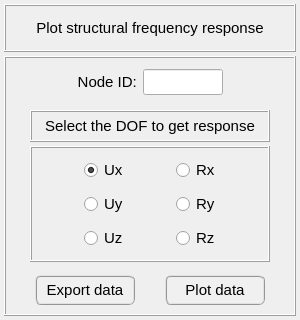
Above: pulse/interface/ui_files/plots/results/structural/get_nodal_results_for_harmonic_analysis.ui from open-pulse/OpenPulse before the change. Below: the same form after it.
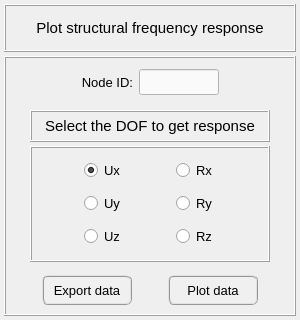
That is the form after the change.

What changed in the file:
```diff
--- a/pulse/interface/ui_files/plots/results/structural/get_nodal_results_for_harmonic_analysis.ui
+++ b/pulse/interface/ui_files/plots/results/structural/get_nodal_results_for_harmonic_analysis.ui
@@ -180,7 +180,10 @@
          <property name="bottomMargin">
           <number>2</number>
          </property>
-         <property name="spacing">
+         <property name="horizontalSpacing">
+          <number>6</number>
+         </property>
+         <property name="verticalSpacing">
           <number>2</number>
          </property>
          <item row="0" column="2">
@@ -207,7 +210,8 @@
             </font>
            </property>
            <property name="styleSheet">
-            <string notr="true">color: rgb(0, 0, 255);</string>
+            <string notr="true">QLineEdit{color: rgb(0, 0, 0); background-color: rgb(250, 250, 250)}
+QLineEdit:disabled{color: rgb(100, 100, 100); background-color: rgb(240, 240, 240)}</string>
            </property>
            <property name="text">
             <string/>
@@ -234,14 +238,14 @@
            <property name="font">
             <font>
              <family>MS Shell Dlg 2</family>
-             <pointsize>11</pointsize>
+             <pointsize>10</pointsize>
              <weight>50</weight>
              <italic>false</italic>
              <bold>false</bold>
             </font>
            </property>
            <property name="text">
-            <string>Node ID: </string>
+            <string>Node ID:</string>
            </property>
            <property name="alignment">
             <set>Qt::AlignRight|Qt::AlignTrailing|Qt::AlignVCenter</set>
@@ -249,25 +253,30 @@
           </widget>
          </item>
          <item row="0" column="0">
-          <widget class="QFrame" name="frame_13">
-           <property name="frameShape">
-            <enum>QFrame::NoFrame</enum>
+          <spacer name="horizontalSpacer">
+           <property name="orientation">
+            <enum>Qt::Horizontal</enum>
            </property>
-           <property name="frameShadow">
-            <enum>QFrame::Raised</enum>
+           <property name="sizeHint" stdset="0">
+            <size>
+             <width>40</width>
+             <height>20</height>
+            </size>
            </property>
-          </widget>
+          </spacer>
          </item>
          <item row="0" column="3">
-          <widget class="QFrame" name="frame_18">
-           <property name="frameShape">
-            <enum>QFrame::NoFrame</enum>
+          <spacer name="horizontalSpacer_2">
+           <property name="orientation">
+            <enum>Qt::Horizontal</enum>
            </property>
-           <property name="frameShadow">
-            <enum>QFrame::Raised</enum>
+           <property name="sizeHint" stdset="0">
+            <size>
+             <width>40</width>
+             <height>20</height>
+            </size>
            </property>
-           <layout class="QGridLayout" name="gridLayout_5"/>
-          </widget>
+          </spacer>
          </item>
         </layout>
        </widget>
@@ -311,33 +320,60 @@
          <property name="verticalSpacing">
           <number>0</number>
          </property>
+         <item row="0" column="0">
+          <spacer name="horizontalSpacer_4">
+           <property name="orientation">
+            <enum>Qt::Horizontal</enum>
+           </property>
+           <property name="sizeHint" stdset="0">
+            <size>
+             <width>40</width>
+             <height>20</height>
+            </size>
+           </property>
+          </spacer>
+         </item>
+         <item row="0" column="2">
+          <spacer name="horizontalSpacer_3">
+           <property name="orientation">
+            <enum>Qt::Horizontal</enum>
+           </property>
+           <property name="sizeHint" stdset="0">
+            <size>
+             <width>40</width>
+             <height>20</height>
+            </size>
+           </property>
+          </spacer>
+         </item>
          <item row="0" column="3">
           <widget class="QPushButton" name="pushButton_plot_data">
            <property name="minimumSize">
             <size>
-             <width>100</width>
+             <width>90</width>
              <height>30</height>
             </size>
            </property>
            <property name="maximumSize">
             <size>
-             <width>100</width>
+             <width>90</width>
              <height>30</height>
             </size>
            </property>
            <property name="font">
             <font>
              <family>MS Shell Dlg 2</family>
-             <pointsize>11</pointsize>
-             <weight>9</weight>
+             <pointsize>10</pointsize>
+             <weight>50</weight>
              <italic>false</italic>
              <bold>false</bold>
             </font>
            </property>
            <property name="styleSheet">
-            <string notr="true">QPushButton{border-radius: 6px; border-color: rgb(150, 150, 150); border-style: ridge; border-width: 2px; color: rgb(0, 0, 0); background-color: rgb(240, 240, 240); font: 75 11pt &quot;MS Shell Dlg 2&quot;}
-QPushButton:hover{border-radius: 6px; border-color: rgb(0, 170, 255); border-style: ridge; border-width: 2px; color: rgb(0, 0, 0); background-color: rgba(174, 213, 255, 100); font: 75 11pt &quot;MS Shell Dlg 2&quot;}
-QPushButton:pressed{border-radius: 6px; border-color: rgb(0, 170, 255); border-style: ridge; border-width: 3px; color: rgb(0, 0, 0); background-color: rgb(174, 213, 255); font: 75 11pt &quot;MS Shell Dlg 2&quot;}</string>
+            <string notr="true">QPushButton{border-radius: 6px; border-color: rgb(150, 150, 150); border-style: ridge; border-width: 2px; color: rgb(0, 0, 0); background-color: rgb(240, 240, 240)}
+QPushButton:hover{border-radius: 6px; border-color: rgb(0, 170, 255); border-style: ridge; border-width: 2px; color: rgb(0, 0, 0); background-color: rgba(174, 213, 255, 100)}
+QPushButton:pressed{border-radius: 6px; border-color: rgb(0, 170, 255); border-style: ridge; border-width: 2px; color: rgb(0, 0, 0); background-color: rgb(174, 213, 255)}
+QPushButton:disabled{border-radius: 6px; border-color: rgb(150, 150, 150); border-style: ridge; border-width: 0px; color: rgb(150,150, 150); background-color: rgb(220, 220, 220)}</string>
            </property>
            <property name="text">
             <string>Plot data</string>
@@ -348,29 +384,30 @@
           <widget class="QPushButton" name="pushButton_export_data">
            <property name="minimumSize">
             <size>
-             <width>100</width>
+             <width>90</width>
              <height>30</height>
             </size>
            </property>
            <property name="maximumSize">
             <size>
-             <width>100</width>
+             <width>90</width>
              <height>30</height>
             </size>
            </property>
            <property name="font">
             <font>
              <family>MS Shell Dlg 2</family>
-             <pointsize>11</pointsize>
-             <weight>9</weight>
+             <pointsize>10</pointsize>
+             <weight>50</weight>
              <italic>false</italic>
              <bold>false</bold>
             </font>
            </property>
            <property name="styleSheet">
-            <string notr="true">QPushButton{border-radius: 6px; border-color: rgb(150, 150, 150); border-style: ridge; border-width: 2px; color: rgb(0, 0, 0); background-color: rgb(240, 240, 240); font: 75 11pt &quot;MS Shell Dlg 2&quot;}
-QPushButton:hover{border-radius: 6px; border-color: rgb(0, 170, 255); border-style: ridge; border-width: 2px; color: rgb(0, 0, 0); background-color: rgba(174, 213, 255, 100); font: 75 11pt &quot;MS Shell Dlg 2&quot;}
-QPushButton:pressed{border-radius: 6px; border-color: rgb(0, 170, 255); border-style: ridge; border-width: 3px; color: rgb(0, 0, 0); background-color: rgb(174, 213, 255); font: 75 11pt &quot;MS Shell Dlg 2&quot;}</string>
+            <string notr="true">QPushButton{border-radius: 6px; border-color: rgb(150, 150, 150); border-style: ridge; border-width: 2px; color: rgb(0, 0, 0); background-color: rgb(240, 240, 240)}
+QPushButton:hover{border-radius: 6px; border-color: rgb(0, 170, 255); border-style: ridge; border-width: 2px; color: rgb(0, 0, 0); background-color: rgba(174, 213, 255, 100)}
+QPushButton:pressed{border-radius: 6px; border-color: rgb(0, 170, 255); border-style: ridge; border-width: 2px; color: rgb(0, 0, 0); background-color: rgb(174, 213, 255)}
+QPushButton:disabled{border-radius: 6px; border-color: rgb(150, 150, 150); border-style: ridge; border-width: 0px; color: rgb(150,150, 150); background-color: rgb(220, 220, 220)}</string>
            </property>
            <property name="text">
             <string>Export data</string>
@@ -381,34 +418,17 @@
           </widget>
          </item>
          <item row="0" column="4">
-          <widget class="QFrame" name="frame_14">
-           <property name="frameShape">
-            <enum>QFrame::NoFrame</enum>
+          <spacer name="horizontalSpacer_5">
+           <property name="orientation">
+            <enum>Qt::Horizontal</enum>
            </property>
-           <property name="frameShadow">
-            <enum>QFrame::Raised</enum>
+           <property name="sizeHint" stdset="0">
+            <size>
+             <width>40</width>
+             <height>20</height>
+            </size>
            </property>
-          </widget>
-         </item>
-         <item row="0" column="2">
-          <widget class="QFrame" name="frame_23">
-           <property name="frameShape">
-            <enum>QFrame::NoFrame</enum>
-           </property>
-           <property name="frameShadow">
-            <enum>QFrame::Raised</enum>
-           </property>
-          </widget>
-         </item>
-         <item row="0" column="0">
-          <widget class="QFrame" name="frame_15">
-           <property name="frameShape">
-            <enum>QFrame::NoFrame</enum>
-           </property>
-           <property name="frameShadow">
-            <enum>QFrame::Raised</enum>
-           </property>
-          </widget>
+          </spacer>
          </item>
         </layout>
        </widget>
@@ -593,7 +613,7 @@
               <property name="font">
                <font>
                 <family>MS Shell Dlg 2</family>
-                <pointsize>11</pointsize>
+                <pointsize>10</pointsize>
                 <weight>50</weight>
                 <italic>false</italic>
                 <bold>false</bold>
@@ -618,7 +638,7 @@
               <property name="font">
                <font>
                 <family>MS Shell Dlg 2</family>
-                <pointsize>11</pointsize>
+                <pointsize>10</pointsize>
                 <weight>50</weight>
                 <italic>false</italic>
                 <bold>false</bold>
@@ -643,7 +663,7 @@
               <property name="font">
                <font>
                 <family>MS Shell Dlg 2</family>
-                <pointsize>11</pointsize>
+                <pointsize>10</pointsize>
                 <weight>50</weight>
                 <italic>false</italic>
                 <bold>false</bold>
@@ -668,7 +688,7 @@
               <property name="font">
                <font>
                 <family>MS Shell Dlg 2</family>
-                <pointsize>11</pointsize>
+                <pointsize>10</pointsize>
                 <weight>50</weight>
                 <italic>false</italic>
                 <bold>false</bold>
@@ -693,7 +713,7 @@
               <property name="font">
                <font>
                 <family>MS Shell Dlg 2</family>
-                <pointsize>11</pointsize>
+                <pointsize>10</pointsize>
                 <weight>50</weight>
                 <italic>false</italic>
                 <bold>false</bold>
@@ -718,7 +738,7 @@
               <property name="font">
                <font>
                 <family>MS Shell Dlg 2</family>
-                <pointsize>11</pointsize>
+                <pointsize>10</pointsize>
                 <weight>50</weight>
                 <italic>false</italic>
                 <bold>false</bold>
```
